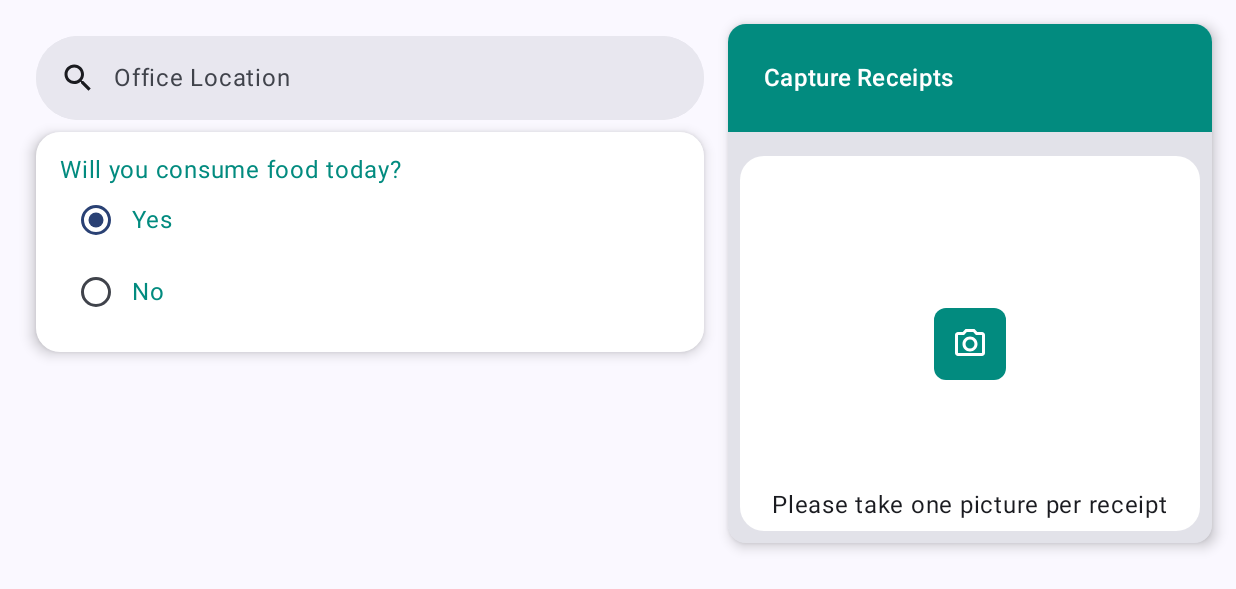
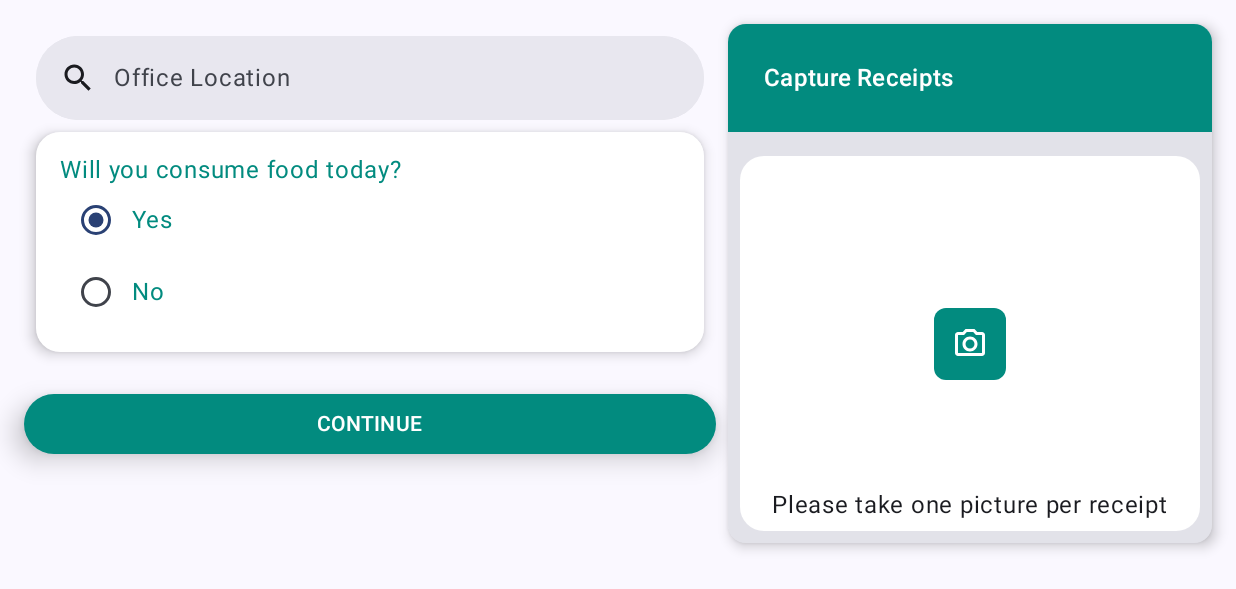
Before and after one commit to pato7755/vanigent-meeting-app, an Android app built with Jetpack Compose: the screen it shows after launch (MainActivity), after a tap on "SIGN IN", on a phone screen of 824 x 412 dp (held sideways). Shown: the top 589 px of the screen. Run offline under Robolectric (Android 15) with nearby library versions, the phone set to English and light mode, and no system bars; our stand-ins replace Dagger/Hilt's generated code, Timber.

Commit message:
Add Attendees login screen

```diff
--- a/app/src/main/java/com/vanigent/meetingapp/ui/MainScreen.kt
+++ b/app/src/main/java/com/vanigent/meetingapp/ui/MainScreen.kt
@@ -5,6 +5,7 @@ import androidx.compose.runtime.Composable
 import androidx.navigation.compose.NavHost
 import androidx.navigation.compose.composable
 import androidx.navigation.compose.rememberNavController
+import com.vanigent.meetingapp.ui.attendeeslogin.AttendeesLoginScreen
 import com.vanigent.meetingapp.ui.coordinatorlogin.CoordinatorLoginScreen
 import com.vanigent.meetingapp.ui.signin.LoginScreen
 
@@ -17,14 +18,24 @@ fun MainScreen() {
         composable("home") {
             LoginScreen(
                 onLoginButtonClicked = {
-                    navController.navigate("coordinator_login")
+                    navController.navigate(route = "coordinator_login")
                 }
             )
         }
 
         composable(route = "coordinator_login") {
-            CoordinatorLoginScreen()
+            CoordinatorLoginScreen(
+                onContinueButtonPressed = {
+                    navController.navigate(route = "attendees_login")
+                }
+            )
         }
+
+        composable(route = "attendees_login") {
+            AttendeesLoginScreen()
+        }
+
+
     }
 
 }
--- /dev/null
+++ b/app/src/main/java/com/vanigent/meetingapp/ui/attendeeslogin/stateholders/FirstNameState.kt
@@ -0,0 +1,5 @@
+package com.vanigent.meetingapp.ui.attendeeslogin.stateholders
+
+data class FirstNameState(
+    val firstName: String = ""
+)
--- /dev/null
+++ b/app/src/main/java/com/vanigent/meetingapp/ui/attendeeslogin/stateholders/LastNameState.kt
@@ -0,0 +1,5 @@
+package com.vanigent.meetingapp.ui.attendeeslogin.stateholders
+
+data class LastNameState(
+    val lastName: String = ""
+)
--- /dev/null
+++ b/app/src/main/java/com/vanigent/meetingapp/ui/attendeeslogin/stateholders/PIDState.kt
@@ -0,0 +1,5 @@
+package com.vanigent.meetingapp.ui.attendeeslogin.stateholders
+
+data class PIDState(
+    val pId: String = ""
+)
--- a/app/src/main/java/com/vanigent/meetingapp/ui/coordinatorlogin/CoordinatorLoginScreen.kt
+++ b/app/src/main/java/com/vanigent/meetingapp/ui/coordinatorlogin/CoordinatorLoginScreen.kt
@@ -37,7 +37,9 @@ import com.vanigent.meetingapp.R
 import com.vanigent.meetingapp.domain.model.Address
 import com.vanigent.meetingapp.ui.common.SectionHeader
 import com.vanigent.meetingapp.ui.coordinatorlogin.components.CameraStuff
+import com.vanigent.meetingapp.ui.coordinatorlogin.components.ContinueButton
 import com.vanigent.meetingapp.ui.coordinatorlogin.components.LabeledTextRow
+import com.vanigent.meetingapp.ui.coordinatorlogin.components.RadioButtons
 import com.vanigent.meetingapp.ui.coordinatorlogin.stateholders.ReceiptItem
 import com.vanigent.meetingapp.ui.coordinatorlogin.stateholders.SearchBarState
 import com.vanigent.meetingapp.ui.settings.ToggleableInfo
@@ -47,6 +49,7 @@ import timber.log.Timber
 
 @Composable
 fun CoordinatorLoginScreen(
+    onContinueButtonPressed: () -> Unit,
     viewModel: CoordinatorLoginViewModel = hiltViewModel()
 ) {
     val extractedTextState by viewModel.extractedTextState.collectAsStateWithLifecycle()
@@ -88,6 +91,14 @@ fun CoordinatorLoginScreen(
                                 Spacer(modifier = Modifier.height(8.dp))
                             }
                         }
+
+                        Spacer(modifier = Modifier.height(16.dp))
+
+                        ContinueButton(
+                            text = stringResource(R.string.continue_button),
+                            modifier = Modifier.fillMaxWidth().align(Alignment.CenterHorizontally),
+                            onClick = { onContinueButtonPressed() }
+                        )
 
                     }
                 }
@@ -417,56 +428,15 @@ fun ReceiptImageItem() {
 }
 
 @Composable
-fun RadioButtons() {
-    val yesText = stringResource(id = R.string.yes)
-    val noText = stringResource(id = R.string.no)
-    val radioButtons = remember {
-        mutableStateListOf(
-            ToggleableInfo(
-                isChecked = true,
-                text = yesText
-            ),
-            ToggleableInfo(
-                isChecked = false,
-                text = noText
-            )
-        )
-    }
-    radioButtons.forEachIndexed { _, info ->
-        Row(
-            verticalAlignment = Alignment.CenterVertically,
-            modifier = Modifier.clickable {
-                radioButtons.replaceAll {
-                    it.copy(
-                        isChecked = it.text == info.text
-                    )
-                }
-            }
-        ) {
-            RadioButton(
-                selected = info.isChecked,
-                onClick = {
-                    radioButtons.replaceAll {
-                        it.copy(
-                            isChecked = it.text == info.text
-                        )
-                    }
-                },
-            )
-            Text(text = info.text)
-        }
-
-    }
-}
-
-@Composable
 @Preview(
     showBackground = true,
     widthDp = 600,
     heightDp = 480
 )
 fun MediumSizedTablet() {
-    CoordinatorLoginScreen()
+    CoordinatorLoginScreen(
+        onContinueButtonPressed = {}
+    )
 }
 
 @Composable
@@ -476,5 +446,7 @@ fun MediumSizedTablet() {
     heightDp = 840
 )
 fun ExpandedSizedTablet() {
-    CoordinatorLoginScreen()
+    CoordinatorLoginScreen(
+        onContinueButtonPressed = {}
+    )
 }
--- /dev/null
+++ b/app/src/main/java/com/vanigent/meetingapp/ui/coordinatorlogin/components/ContinueButton.kt
@@ -0,0 +1,36 @@
+package com.vanigent.meetingapp.ui.coordinatorlogin.components
+
+import androidx.compose.foundation.shape.RoundedCornerShape
+import androidx.compose.material3.Button
+import androidx.compose.material3.ButtonDefaults
+import androidx.compose.material3.Text
+import androidx.compose.runtime.Composable
+import androidx.compose.ui.Modifier
+import androidx.compose.ui.graphics.Color
+import androidx.compose.ui.res.colorResource
+import androidx.compose.ui.unit.dp
+import com.vanigent.meetingapp.R
+
+@Composable
+fun ContinueButton(
+    text: String,
+    onClick: () -> Unit,
+    modifier: Modifier = Modifier
+) {
+    Button(
+        onClick = onClick,
+        modifier = modifier,
+        colors = ButtonDefaults.buttonColors(
+            containerColor = colorResource(id = R.color.vanigent_light_green),
+            contentColor = Color.White
+        ),
+        elevation = ButtonDefaults.buttonElevation(
+            defaultElevation = 10.dp,
+            pressedElevation = 15.dp,
+            disabledElevation = 0.dp
+        ),
+        shape = RoundedCornerShape(20.dp)
+    ) {
+        Text(text = text)
+    }
+}
--- /dev/null
+++ b/app/src/main/java/com/vanigent/meetingapp/ui/coordinatorlogin/components/RadioButtons.kt
@@ -0,0 +1,57 @@
+package com.vanigent.meetingapp.ui.coordinatorlogin.components
+
+import androidx.compose.foundation.clickable
+import androidx.compose.foundation.layout.Row
+import androidx.compose.material3.RadioButton
+import androidx.compose.material3.Text
+import androidx.compose.runtime.Composable
+import androidx.compose.runtime.mutableStateListOf
+import androidx.compose.runtime.remember
+import androidx.compose.ui.Alignment
+import androidx.compose.ui.Modifier
+import androidx.compose.ui.res.stringResource
+import com.vanigent.meetingapp.R
+import com.vanigent.meetingapp.ui.settings.ToggleableInfo
+
+@Composable
+fun RadioButtons() {
+    val yesText = stringResource(id = R.string.yes)
+    val noText = stringResource(id = R.string.no)
+    val radioButtons = remember {
+        mutableStateListOf(
+            ToggleableInfo(
+                isChecked = true,
+                text = yesText
+            ),
+            ToggleableInfo(
+                isChecked = false,
+                text = noText
+            )
+        )
+    }
+    radioButtons.forEachIndexed { _, info ->
+        Row(
+            verticalAlignment = Alignment.CenterVertically,
+            modifier = Modifier.clickable {
+                radioButtons.replaceAll {
+                    it.copy(
+                        isChecked = it.text == info.text
+                    )
+                }
+            }
+        ) {
+            RadioButton(
+                selected = info.isChecked,
+                onClick = {
+                    radioButtons.replaceAll {
+                        it.copy(
+                            isChecked = it.text == info.text
+                        )
+                    }
+                },
+            )
+            Text(text = info.text)
+        }
+
+    }
+}
--- a/app/src/main/res/values/strings.xml
+++ b/app/src/main/res/values/strings.xml
@@ -17,4 +17,6 @@
     <string name="physician">Physician</string>
     <string name="office">Office</string>
     <string name="city">City</string>
+    <string name="continue_button">CONTINUE</string>
+    <string name="signature">Signature</string>
 </resources>
```
Also changed, not shown: app/src/main/java/com/vanigent/meetingapp/ui/attendeeslogin/AttendeesLoginScreen.kt (added, +196 -0 lines), app/src/main/java/com/vanigent/meetingapp/ui/attendeeslogin/AttendeesLoginViewModel.kt (added, +55 -0 lines), app/src/main/java/com/vanigent/meetingapp/ui/attendeeslogin/components/DrawingCanvas.kt (added, +57 -0 lines).
